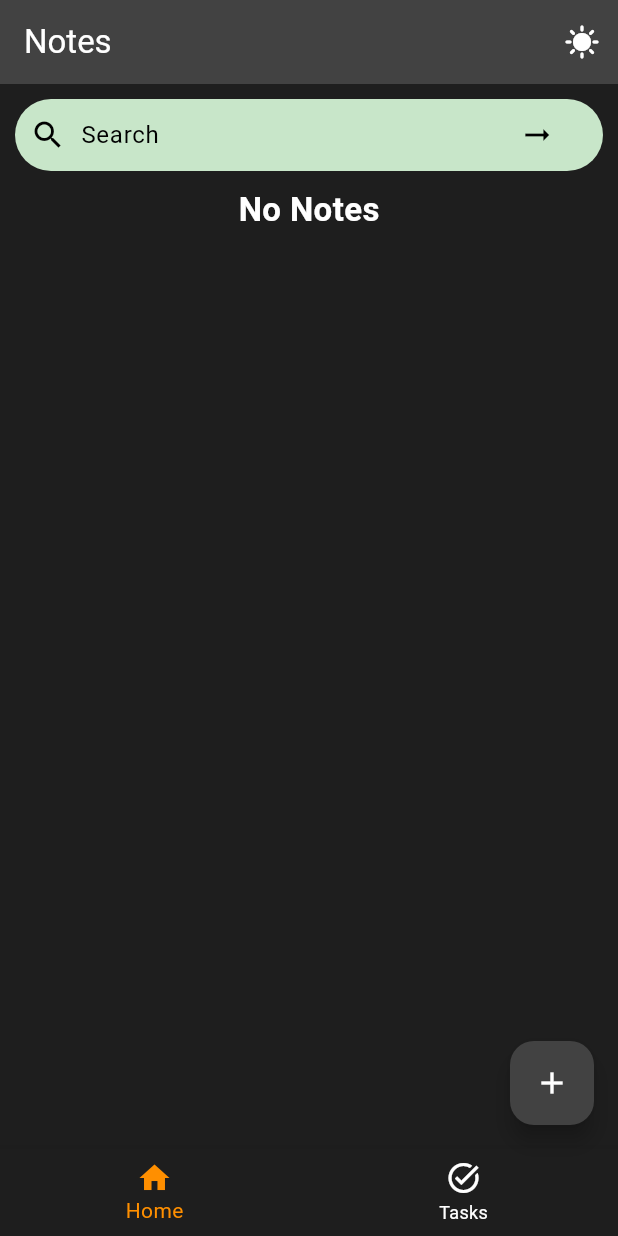
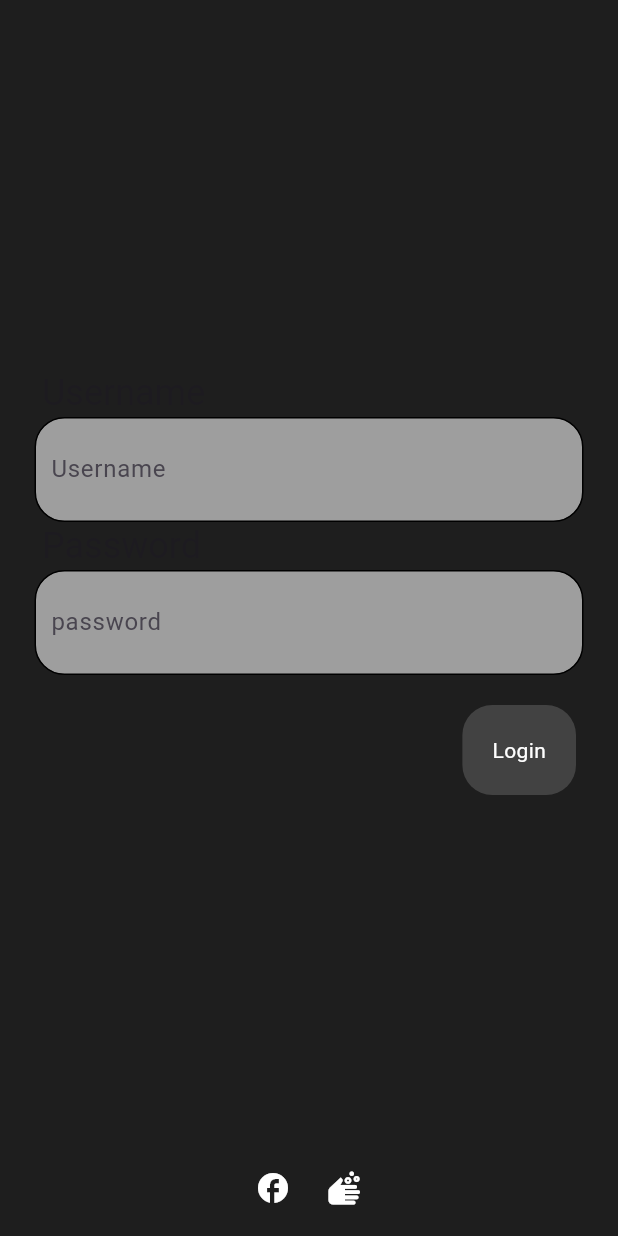
Before and after one commit to AKHILTH0MAS/Keeper, a Flutter app: the screen it shows after launch, on a phone screen of 412 x 824 dp. Run offline on Flutter 3.47's test engine with Material 2 defaults, Android fonts, the phone set to English and light mode, and no system bars; our stand-ins replace firebase_core, shared_preferences; accounts and stored records are empty.

Commit message:
last commit

```diff
--- a/lib/main.dart
+++ b/lib/main.dart
@@ -1,15 +1,21 @@
+import 'package:firebase_core/firebase_core.dart';
 import 'package:flutter/material.dart';
 import 'package:notes/screens/addnote.dart';
 import 'package:notes/screens/bulletlist.dart';
 import 'package:notes/screens/home.dart';
+import 'package:notes/screens/login.dart';
 import 'package:notes/screens/tasklist.dart';
 import 'package:provider/provider.dart';
+import 'firebase_options.dart';
 import 'notescomponents/notesprovider.dart';
 import 'notescomponents/preference.dart';
 
 Future<void> main() async {
   WidgetsFlutterBinding.ensureInitialized();
   await PreferencesManager.init();
+  await Firebase.initializeApp(
+    options: DefaultFirebaseOptions.currentPlatform,
+  );
   runApp(
     const MyApp(),
   );
@@ -28,7 +34,8 @@ class MyApp extends StatelessWidget {
           useMaterial3: true,
         ),
         routes: {
-          '/': (context) => const HomePage(),
+          '/home': (context) => const HomePage(),
+          '/': (context) => LoginPage(),
           '/addnote': (context) => const AddNote(),
           '/tasklist': (context) => const Tasks(),
           '/bulletlist': (context) => const BulletList(),
--- a/lib/notescomponents/bottomnavigation.dart
+++ b/lib/notescomponents/bottomnavigation.dart
@@ -35,7 +35,7 @@ class BottomNavigationcustom extends StatelessWidget {
       currentIndex: selectedindex,
       onTap: (index) {
         if (index == 0) {
-          Navigator.pushReplacementNamed(context, '/');
+          Navigator.pushReplacementNamed(context, '/home');
         }
         if (index == 1) {
           Navigator.pushReplacementNamed(context, '/tasklist');
--- a/lib/notescomponents/notesprovider.dart
+++ b/lib/notescomponents/notesprovider.dart
@@ -7,6 +7,7 @@ class NotesProvider extends ChangeNotifier {
     titles = sharedPreference?.getStringList('sTitle') ?? [];
     descriptions = sharedPreference?.getStringList('sDescription') ?? [];
     tasks = sharedPreference?.getStringList('sTask') ?? [];
+    isDarktheme = sharedPreference?.getBool('darktheme') ?? true;
   }
 
   final sharedPreference = PreferencesManager.sharedPreferences;
@@ -21,6 +22,7 @@ class NotesProvider extends ChangeNotifier {
 
   void darkTheme() {
     isDarktheme = !isDarktheme;
+    sharedPreference?.setBool('darktheme', isDarktheme);
     notifyListeners();
   }
 
--- /dev/null
+++ b/lib/screens/login.dart
@@ -0,0 +1,86 @@
+import 'package:flutter/material.dart';
+import 'package:notes/colors.dart';
+import 'package:notes/notescomponents/textfieldtitle.dart';
+import 'package:provider/provider.dart';
+import '../notescomponents/notesprovider.dart';
+
+class LoginPage extends StatelessWidget {
+  LoginPage({super.key});
+
+  final userNameController = TextEditingController();
+  final passwordController = TextEditingController();
+  @override
+  Widget build(BuildContext context) {
+    final isDarkTheme = Provider.of<NotesProvider>(context).isDarktheme;
+
+    return Scaffold(
+      backgroundColor: isDarkTheme ? darkThemeB : backgroundColor,
+      body: Padding(
+        padding: const EdgeInsets.all(8.0),
+        child: Column(
+          crossAxisAlignment: CrossAxisAlignment.start,
+          children: [
+            const Spacer(),
+            Padding(
+              padding: const EdgeInsets.symmetric(horizontal: 20),
+              child: Text("Username",
+                  style: Theme.of(context).textTheme.headlineSmall),
+            ),
+            Textfield(titlecontroller: userNameController, hint: "Username"),
+            Padding(
+              padding: const EdgeInsets.symmetric(horizontal: 20),
+              child: Text("Password",
+                  style: Theme.of(context).textTheme.headlineSmall),
+            ),
+            Textfield(titlecontroller: passwordController, hint: "password"),
+            const SizedBox(height: 20),
+            Row(
+              children: [
+                const Spacer(),
+                GestureDetector(
+                  onTap: () {
+                    Navigator.pushReplacementNamed(context, '/home');
+                  },
+                  child: Container(
+                    margin: const EdgeInsets.only(right: 20),
+                    padding: const EdgeInsets.all(20),
+                    decoration: BoxDecoration(
+                      color: darkPrimay,
+                      borderRadius: BorderRadius.circular(20),
+                    ),
+                    child: Text(
+                      "Login",
+                      style: TextStyle(
+                          color:
+                              isDarkTheme ? darkTexttheme : primaryTexttheme),
+                    ),
+                  ),
+                ),
+              ],
+            ),
+            const Spacer(),
+            Row(
+              mainAxisAlignment: MainAxisAlignment.center,
+              children: [
+                IconButton(
+                  onPressed: () {},
+                  icon: Icon(
+                    Icons.facebook,
+                    color: isDarkTheme ? darkTexttheme : primaryTexttheme,
+                  ),
+                ),
+                IconButton(
+                  onPressed: () {},
+                  icon: Icon(
+                    Icons.soap,
+                    color: isDarkTheme ? darkTexttheme : primaryTexttheme,
+                  ),
+                )
+              ],
+            )
+          ],
+        ),
+      ),
+    );
+  }
+}
--- a/pubspec.yaml
+++ b/pubspec.yaml
@@ -30,7 +30,9 @@ environment:
 dependencies:
   flutter:
     sdk: flutter
-
+  firebase_core: ^2.14.0
+  firebase_auth: ^4.6.3
+  cloud_firestore: ^4.8.1
   path_provider: ^2.0.15
   path: ^1.8.3
   camera: ^0.10.5+2
```
Also changed, not shown: lib/firebase_options.dart (added), pubspec.lock, 2 other files.
